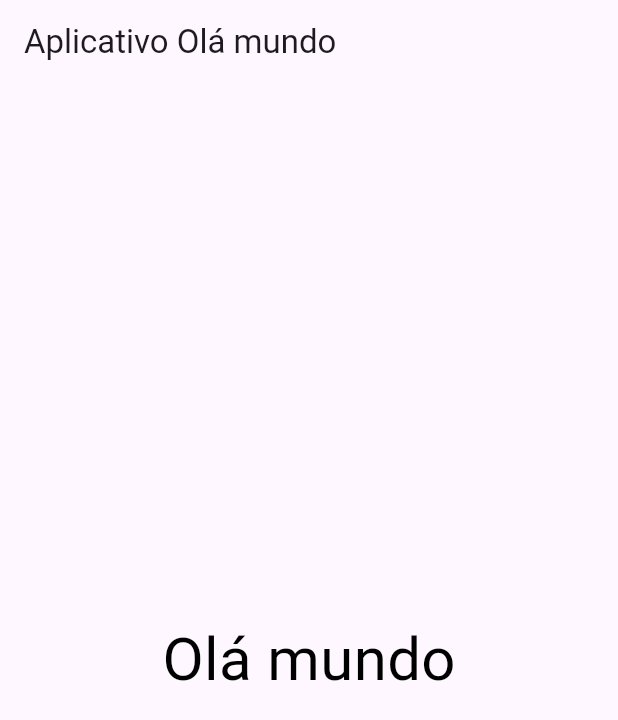
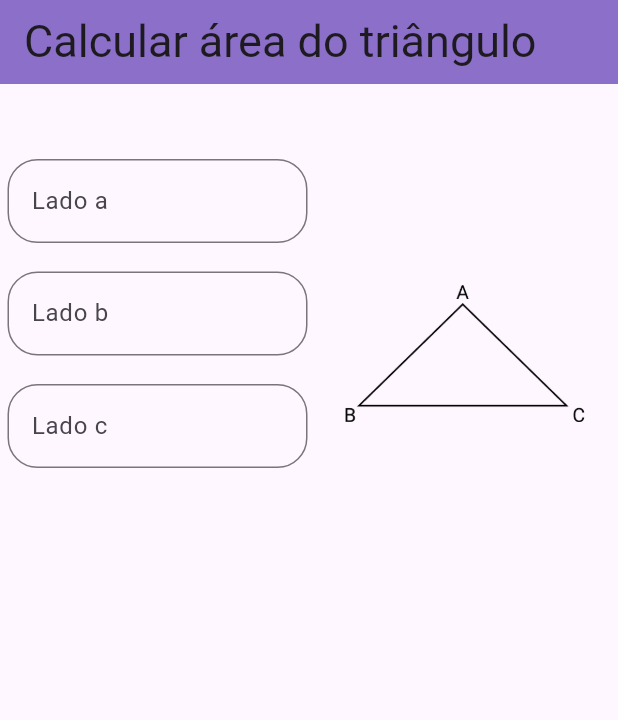
Before and after one commit to Mello8266/App-calculo-triangulo, a Flutter app: the screen it shows after launch, on a phone screen of 412 x 824 dp. Shown: the top 720 px of the screen. Run offline on Flutter 3.47's test engine with Material 3 defaults, Android fonts, the phone set to English and light mode, and no system bars.

Commit message:
AppBar; Coluna com textField e imagem

```diff
--- a/lib/main.dart
+++ b/lib/main.dart
@@ -1,29 +1,6 @@
 import 'package:flutter/material.dart';
+import 'package:flutter_application_1/widget/myApp.dart';
 
 void main() {
   runApp(MyApp());
 }
-
-class MyApp extends StatelessWidget {
-  const MyApp({Key? key}) : super(key: key);
-
-  @override
-  Widget build(BuildContext context) {
-    return MaterialApp(
-      home: Scaffold(
-        appBar: AppBar(
-          title: Text('Aplicativo Olá mundo'),
-        ),
-        body: Center(
-          child: Text(
-            "Olá mundo",
-            style: TextStyle(
-              fontSize: 40,
-              color: Colors.black,
-            ),
-          ),
-        ),
-      ),
-    );
-  }
-}
--- /dev/null
+++ b/lib/processo/triangulo.dart
@@ -0,0 +1,3 @@
+class Triangulo{
+
+}
--- /dev/null
+++ b/lib/widget/coluna.dart
@@ -0,0 +1,23 @@
+import 'package:flutter/material.dart';
+import 'package:flutter_application_1/widget/imageTriangulo.dart';
+import 'package:flutter_application_1/widget/textLado.dart';
+
+class Coluna extends StatelessWidget {
+  @override
+  Widget build(BuildContext context) {
+    return Container(
+      margin: EdgeInsets.only(top: 50, left: 5),
+      child: Row(
+        children: <Widget>[
+          Column(
+            children: <Widget>[
+              TextLado("Lado a"),
+              TextLado("Lado b"),
+              TextLado("Lado c"),
+          ]),
+          ImageTriangulo(),
+        ],
+      ),
+    );
+  }
+}
--- /dev/null
+++ b/lib/widget/homePage.dart
@@ -0,0 +1,26 @@
+import 'package:flutter/material.dart';
+import 'package:flutter_application_1/widget/coluna.dart';
+
+class HomePage extends StatelessWidget {
+  const HomePage({super.key});
+
+  @override
+  Widget build(BuildContext context) {
+    return Scaffold(
+      appBar: AppBar(
+        title: const Text(
+          'Calcular área do triângulo',
+          style: TextStyle(
+            fontSize: 30,
+          ),
+        ),
+        backgroundColor: Color.fromRGBO(140, 111, 201, 100),
+      ),
+
+      body: SafeArea(
+        child: Coluna(
+        ),
+      ),
+    );
+  }
+}
--- /dev/null
+++ b/lib/widget/imageTriangulo.dart
@@ -0,0 +1,15 @@
+import 'package:flutter/material.dart';
+
+class ImageTriangulo extends StatelessWidget {
+
+  @override
+  Widget build(BuildContext context) {
+    return Container(
+      margin: EdgeInsets.only(left: 25),
+      alignment: Alignment.topRight,
+      width: 160,
+      height: 550,
+      child: Image(image: AssetImage('image/triangulo.png')),
+    );
+  }
+}
--- /dev/null
+++ b/lib/widget/myApp.dart
@@ -0,0 +1,13 @@
+import 'package:flutter/material.dart';
+import 'package:flutter_application_1/widget/homePage.dart';
+
+class MyApp extends StatelessWidget {
+  const MyApp({Key? key}) : super(key: key);
+
+  @override
+  Widget build(BuildContext context) {
+    return const MaterialApp(
+      home: HomePage()
+    );
+  }
+}
--- /dev/null
+++ b/lib/widget/textLado.dart
@@ -0,0 +1,26 @@
+import 'package:flutter/material.dart';
+
+// ignore: must_be_immutable
+class TextLado extends StatelessWidget {
+  String text;
+
+  TextLado(this.text, {super.key});
+
+  @override
+  Widget build(BuildContext context) {
+    return Container(
+      margin: EdgeInsets.only(bottom: 15),
+      child: SizedBox(
+        width: 200,
+        height: 60,
+        child: TextField(
+          decoration: InputDecoration(
+              labelText: text,
+              border:
+                  OutlineInputBorder(
+                    borderRadius: BorderRadius.circular(20))),
+        ),
+      ),
+    );
+  }
+}
--- a/pubspec.yaml
+++ b/pubspec.yaml
@@ -59,8 +59,8 @@ flutter:
   uses-material-design: true
 
   # To add assets to your application, add an assets section, like this:
-  # assets:
-  #   - images/a_dot_burr.jpeg
+  assets:
+    - image/
   #   - images/a_dot_ham.jpeg
 
   # An image asset can refer to one or more resolution-specific "variants", see
```
Also changed, not shown: image/triangulo.png (added), 1 other file.
